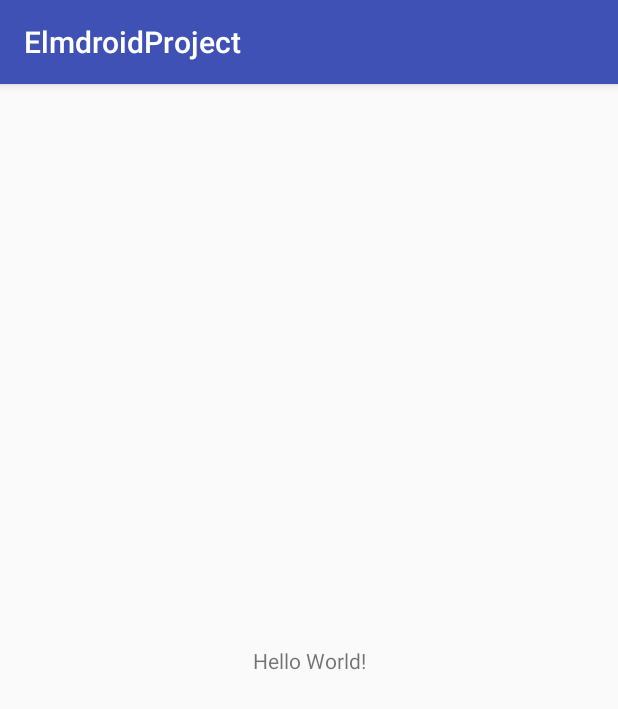
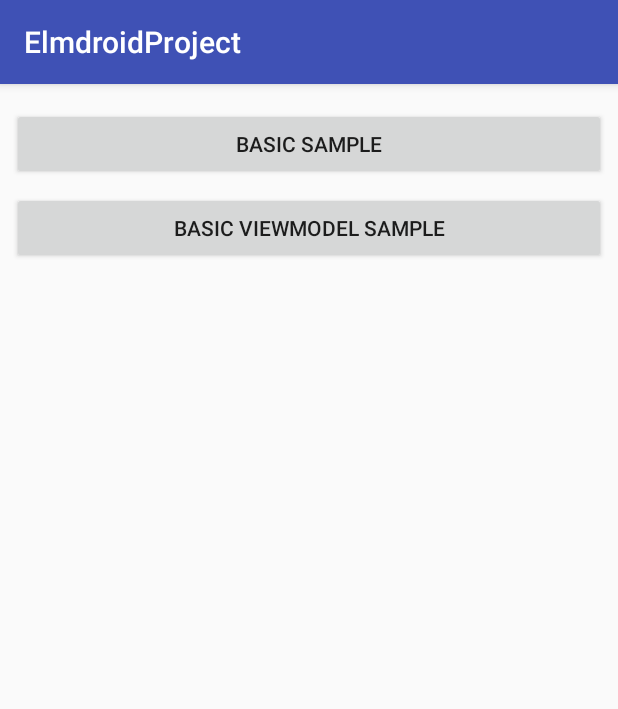
Before and after one commit to InventiDevelopment/Elmdroid, an Android app: the screen it shows after launch (MainActivity), on a phone screen of 412 x 824 dp. Shown: the top 709 px of the screen. Run offline under Robolectric (Android 15) with nearby library versions, the phone set to English and light mode, and no system bars; our stand-ins replace Timber.

Commit message:
Add first sample

```diff
--- a/sample/src/main/AndroidManifest.xml
+++ b/sample/src/main/AndroidManifest.xml
@@ -3,6 +3,7 @@
     package="com.example.elmdroid">
 
     <application
+        android:name="com.example.elmdroid.ElmApp"
         android:allowBackup="true"
         android:icon="@mipmap/ic_launcher"
         android:label="@string/app_name"
@@ -16,6 +17,7 @@
                 <category android:name="android.intent.category.LAUNCHER" />
             </intent-filter>
         </activity>
+        <activity android:name=".login.LoginActivity"></activity>
     </application>
 
 </manifest>
--- /dev/null
+++ b/sample/src/main/java/com/example/elmdroid/ElmApp.kt
@@ -0,0 +1,20 @@
+package com.example.elmdroid
+
+import android.app.Application
+import timber.log.Timber.DebugTree
+import timber.log.Timber
+
+
+
+/**
+ * Created by tomas.valenta on 11/21/2017.
+ */
+class ElmApp : Application() {
+    override fun onCreate() {
+        super.onCreate()
+        if (BuildConfig.DEBUG) {
+            Timber.plant(DebugTree())
+        }
+    }
+
+}
--- a/sample/src/main/java/com/example/elmdroid/MainActivity.kt
+++ b/sample/src/main/java/com/example/elmdroid/MainActivity.kt
@@ -1,8 +1,11 @@
 package com.example.elmdroid
 
+import android.content.Intent
 import android.support.v7.app.AppCompatActivity
 import android.os.Bundle
-import cz.inventi.elmdroid.Component
+import com.example.elmdroid.login.LoginActivity
+import kotlinx.android.synthetic.main.activity_main.*
+
 
 class MainActivity : AppCompatActivity() {
 
@@ -10,5 +13,12 @@ class MainActivity : AppCompatActivity() {
         super.onCreate(savedInstanceState)
         setContentView(R.layout.activity_main)
 
+        basic.setOnClickListener { startSample(LoginActivity::class.java) }
+
+    }
+
+    private fun startSample(classRef: Class<LoginActivity>) {
+        val intent = Intent(this, classRef)
+        startActivity(intent)
     }
 }
--- a/sample/src/main/res/layout/activity_main.xml
+++ b/sample/src/main/res/layout/activity_main.xml
@@ -6,13 +6,30 @@
     android:layout_height="match_parent"
     tools:context="com.example.elmdroid.MainActivity">
 
-    <TextView
-        android:layout_width="wrap_content"
+
+    <Button
+        android:id="@+id/basic"
+        android:layout_width="0dp"
         android:layout_height="wrap_content"
-        android:text="Hello World!"
-        app:layout_constraintBottom_toBottomOf="parent"
-        app:layout_constraintLeft_toLeftOf="parent"
-        app:layout_constraintRight_toRightOf="parent"
+        android:layout_marginEnd="8dp"
+        android:layout_marginStart="8dp"
+        android:layout_marginTop="16dp"
+        android:text="Basic sample"
+        app:layout_constraintEnd_toEndOf="parent"
+        app:layout_constraintHorizontal_bias="0.0"
+        app:layout_constraintStart_toStartOf="parent"
         app:layout_constraintTop_toTopOf="parent" />
 
+    <Button
+        android:id="@+id/basicViewModel"
+        android:layout_width="0dp"
+        android:layout_height="wrap_content"
+        android:layout_marginEnd="8dp"
+        android:layout_marginStart="8dp"
+        android:layout_marginTop="8dp"
+        android:text="Basic viewModel sample"
+        app:layout_constraintEnd_toEndOf="parent"
+        app:layout_constraintStart_toStartOf="parent"
+        app:layout_constraintTop_toBottomOf="@+id/basic" />
+
 </android.support.constraint.ConstraintLayout>
```
Also changed, not shown: sample/src/main/java/com/example/elmdroid/common/Utils.kt (added, +16 -0 lines), sample/src/main/java/com/example/elmdroid/login/LoginActivity.kt (added, +32 -0 lines), sample/src/main/java/com/example/elmdroid/login/LoginComponent.kt (added, +28 -0 lines), sample/src/main/java/com/example/elmdroid/login/LoginRenderer.kt (added, +25 -0 lines), sample/src/main/java/com/example/elmdroid/login/LoginView.kt (added, +17 -0 lines), sample/src/main/res/layout/activity_login.xml (added, +79 -0 lines), 2 other files.
